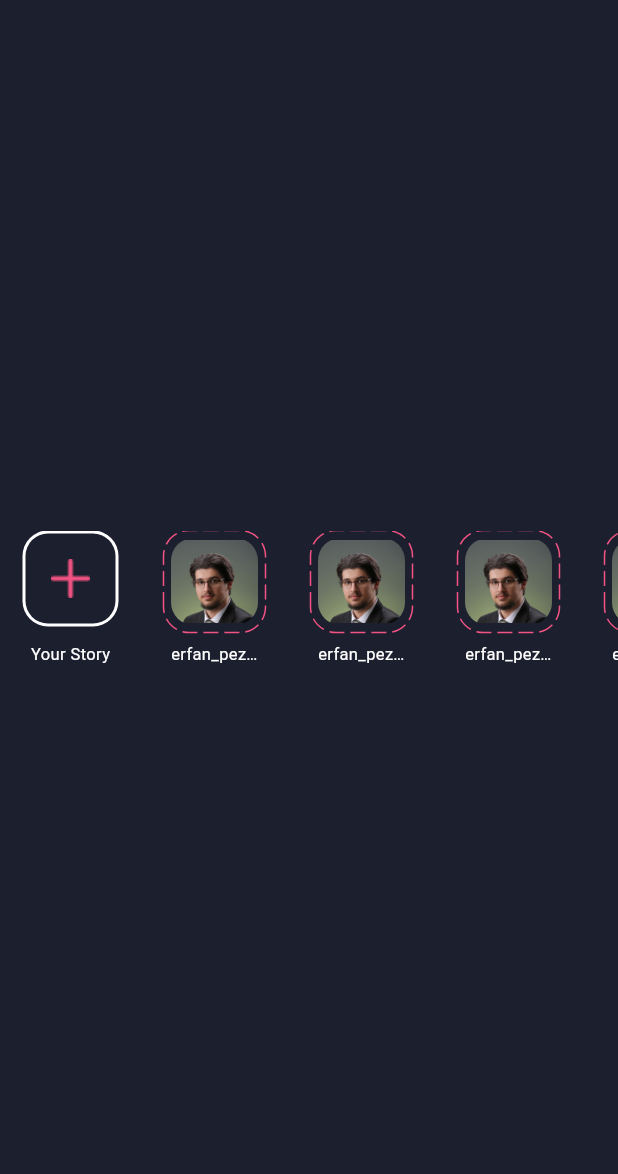
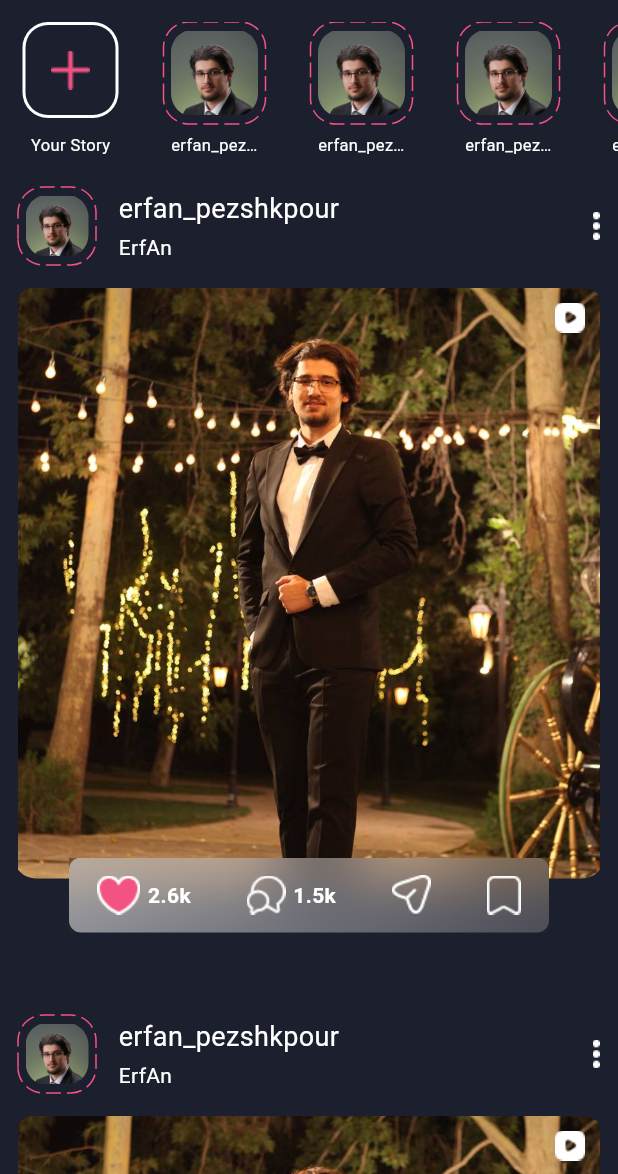
Before and after one commit to ErfAnDev24/instagram, a Flutter app: the screen it shows after launch, on a phone screen of 412 x 824 dp, the part 62-1236 px from its top. Run offline on Flutter 3.47's test engine with Material 3 defaults, Android fonts, the phone set to English and light mode, and no system bars; drawn by our look-alikes of dotted_border; Roboto replaces fonts that are missing (winter).

Commit message:
Home Screen has been Completed!

```diff
--- a/lib/screens/HomeScreen.dart
+++ b/lib/screens/HomeScreen.dart
@@ -27,13 +27,34 @@ class HomeScreen extends StatelessWidget {
         decoration: BoxDecoration(
           color: Color(0xff1C1F2E),
         ),
-        child: Center(child: getStorySection()),
+        child: SingleChildScrollView(
+          child: Column(
+            children: [getStorySection(), getPostList()],
+          ),
+        ),
       ),
     );
   }
 
+  Widget getPostList() {
+    return ListView.builder(
+      physics: NeverScrollableScrollPhysics(),
+      shrinkWrap: true,
+      itemCount: 9,
+      itemBuilder: (context, index) {
+        return getPost();
+      },
+    );
+  }
+
   Widget getPost() {
-    return Column(children: [getPostHeader(), getPostContent()]);
+    return Column(children: [
+      SizedBox(
+        height: 20,
+      ),
+      getPostHeader(),
+      getPostContent()
+    ]);
   }
 
   Widget getPostContent() {
```
